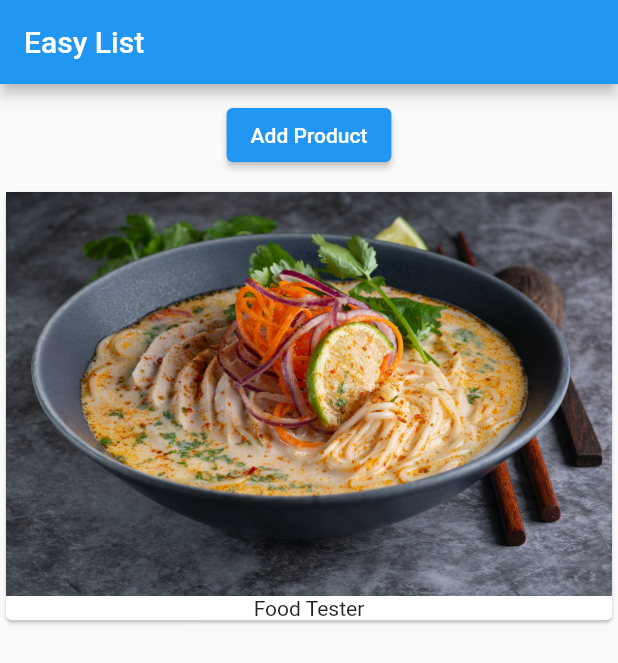
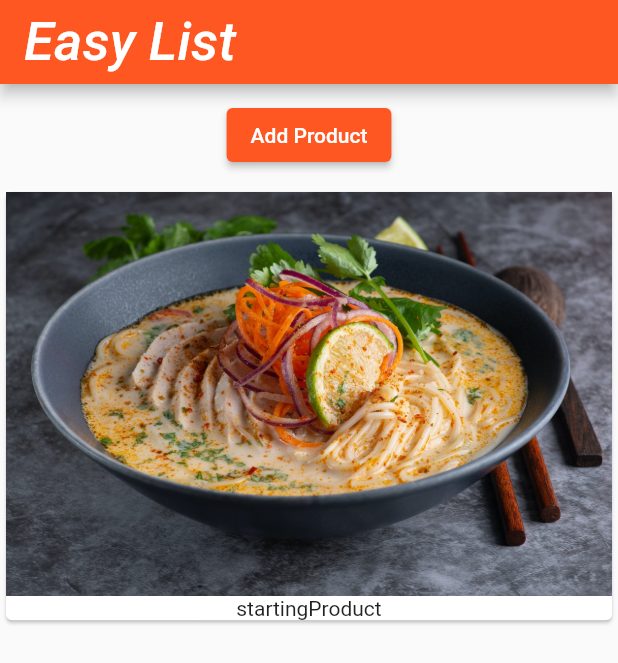
Before and after one commit to jamesfdavis/flutter-sample-build, a Flutter app: the screen it shows after launch, on a phone screen of 412 x 824 dp. Shown: the top 663 px of the screen. Run offline on Flutter 3.47's test engine with Material 2 defaults, Android fonts, the phone set to English and light mode, and no system bars; Roboto replaces fonts that are missing (Hind).

Commit message:
Passing in static argument.

```diff
--- a/app_build/lib/main.dart
+++ b/app_build/lib/main.dart
@@ -9,15 +9,26 @@ class MyApp extends StatelessWidget {
 
   @override
   Widget build(BuildContext context) {
-    // throw UnimplementedError();
-
     return MaterialApp(
-      title: "Some Stuff",
+      title: "Theme Stuff",
+      theme: ThemeData(
+        // Define the default brightness and colors.
+        primaryColor: Colors.orange,
+        primarySwatch: Colors.deepOrange,
+        secondaryHeaderColor: Colors.orange,
+        // Define the default `TextTheme`. Use this to specify the default
+        // text styling for headlines, titles, bodies of text, and more.
+        textTheme: const TextTheme(
+          headline1: TextStyle(fontSize: 72.0, fontWeight: FontWeight.bold),
+          headline6: TextStyle(fontSize: 36.0, fontStyle: FontStyle.italic),
+          bodyText2: TextStyle(fontSize: 14.0, fontFamily: 'Hind'),
+        ),
+      ),
       home: Scaffold(
         appBar: AppBar(
           title: const Text('Easy List'),
         ),
-        body: const ProductManager('Food Tester'),
+        body: const ProductManager("startingProduct")
       ),
     );
   }
--- a/app_build/lib/products_manager.dart
+++ b/app_build/lib/products_manager.dart
@@ -23,6 +23,12 @@ class _ProductManagerState extends State<ProductManager> {
   }
 
   @override
+  void didUpdateWidget(covariant ProductManager oldWidget) {
+    //Data in the old widget.
+    super.didUpdateWidget(oldWidget);
+  }
+
+  @override
   Widget build(BuildContext context) {
     return Column(children: [
       Container(
```
